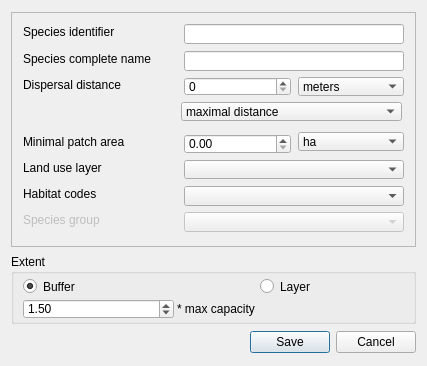
Old version of the form ui/species_dialog.ui in the repository MathieuChailloux/MitiConnect.
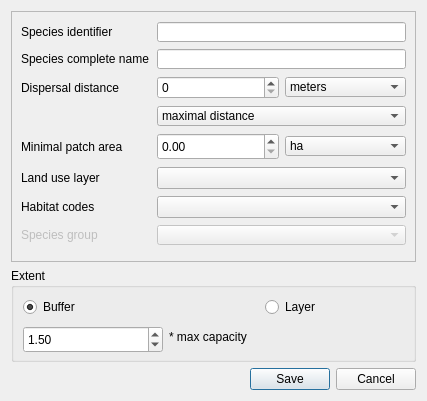
New version of the form. Custom widgets are drawn as their Qt base class.

The edit to the form file:
```diff
--- a/ui/species_dialog.ui
+++ b/ui/species_dialog.ui
@@ -7,7 +7,7 @@
     <x>0</x>
     <y>0</y>
     <width>427</width>
-    <height>366</height>
+    <height>401</height>
    </rect>
   </property>
   <property name="sizePolicy">
@@ -34,6 +34,12 @@
   <layout class="QGridLayout" name="gridLayout">
    <item row="0" column="0">
     <widget class="QFrame" name="frame">
+     <property name="sizePolicy">
+      <sizepolicy hsizetype="Preferred" vsizetype="MinimumExpanding">
+       <horstretch>0</horstretch>
+       <verstretch>0</verstretch>
+      </sizepolicy>
+     </property>
      <property name="minimumSize">
       <size>
        <width>0</width>
@@ -43,7 +49,7 @@
      <property name="maximumSize">
       <size>
        <width>16777215</width>
-       <height>235</height>
+       <height>16777215</height>
       </size>
      </property>
      <property name="frameShape">
@@ -52,15 +58,59 @@
      <property name="frameShadow">
       <enum>QFrame::Raised</enum>
      </property>
+     <layout class="QGridLayout" name="gridLayout_3">
+      <item row="4" column="2">
+       <widget class="QComboBox" name="speciesPatchUnit">
+        <property name="minimumSize">
+         <size>
+          <width>0</width>
+          <height>20</height>
+         </size>
+        </property>
+        <property name="maximumSize">
+         <size>
+          <width>16777215</width>
+          <height>20</height>
+         </size>
+        </property>
+        <item>
+         <property name="text">
+          <string>ha</string>
+         </property>
+        </item>
+       </widget>
+      </item>
+      <item row="4" column="1">
+       <widget class="QgsDoubleSpinBox" name="speciesMinPatch">
+        <property name="minimumSize">
+         <size>
+          <width>87</width>
+          <height>27</height>
+         </size>
+        </property>
+        <property name="maximumSize">
+         <size>
+          <width>16777215</width>
+          <height>16777215</height>
+         </size>
+        </property>
+        <property name="maximum">
+         <double>999999.000000000000000</double>
+        </property>
+       </widget>
+      </item>
+      <item row="5" column="1" colspan="2">
+       <widget class="QComboBox" name="speciesLanduse">
+        <property name="minimumSize">
+         <size>
+          <width>0</width>
+          <height>20</height>
+         </size>
+        </property>
+       </widget>
+      </item>
+      <item row="0" column="0">
      <widget class="QLabel" name="label">
-      <property name="geometry">
-       <rect>
-        <x>12</x>
-        <y>12</y>
-        <width>98</width>
-        <height>16</height>
-       </rect>
-      </property>
       <property name="minimumSize">
        <size>
         <width>90</width>
@@ -71,15 +121,22 @@
        <string>Species identifier</string>
       </property>
      </widget>
-     <widget class="QLineEdit" name="speciesID">
-      <property name="geometry">
-       <rect>
-        <x>173</x>
-        <y>12</y>
-        <width>220</width>
-        <height>20</height>
-       </rect>
-      </property>
+      </item>
+      <item row="6" column="0">
+       <widget class="QLabel" name="label_8">
+        <property name="minimumSize">
+         <size>
+          <width>80</width>
+          <height>0</height>
+         </size>
+        </property>
+        <property name="text">
+         <string>Habitat codes</string>
+        </property>
+       </widget>
+      </item>
+      <item row="3" column="1" colspan="2">
+       <widget class="QComboBox" name="speciesDispDistMode">
       <property name="minimumSize">
        <size>
         <width>0</width>
@@ -92,57 +149,33 @@
         <height>20</height>
        </size>
       </property>
-     </widget>
-     <widget class="QLabel" name="label_2">
-      <property name="geometry">
-       <rect>
-        <x>12</x>
-        <y>39</y>
-        <width>136</width>
-        <height>16</height>
-       </rect>
-      </property>
-      <property name="minimumSize">
-       <size>
-        <width>120</width>
-        <height>0</height>
-       </size>
-      </property>
+        <item>
+         <property name="text">
+          <string>maximal distance</string>
+         </property>
+        </item>
+        <item>
       <property name="text">
-       <string>Species complete name</string>
-      </property>
-     </widget>
-     <widget class="QLineEdit" name="speciesFullName">
-      <property name="geometry">
-       <rect>
-        <x>173</x>
-        <y>39</y>
-        <width>220</width>
-        <height>20</height>
-       </rect>
-      </property>
+          <string>mean distance</string>
+         </property>
+        </item>
+       </widget>
+      </item>
+      <item row="5" column="0">
+       <widget class="QLabel" name="label_5">
       <property name="minimumSize">
        <size>
-        <width>0</width>
-        <height>20</height>
-       </size>
-      </property>
-      <property name="maximumSize">
-       <size>
-        <width>16777215</width>
-        <height>20</height>
-       </size>
-      </property>
-     </widget>
+          <width>80</width>
+          <height>0</height>
+         </size>
+        </property>
+        <property name="text">
+         <string>Land use layer</string>
+        </property>
+       </widget>
+      </item>
+      <item row="2" column="0">
      <widget class="QLabel" name="label_3">
-      <property name="geometry">
-       <rect>
-        <x>12</x>
-        <y>65</y>
-        <width>154</width>
-        <height>16</height>
-       </rect>
-      </property>
       <property name="minimumSize">
        <size>
         <width>130</width>
@@ -153,27 +186,14 @@
        <string>Dispersal distance</string>
       </property>
      </widget>
-     <widget class="QSpinBox" name="speciesMaxDisp">
-      <property name="geometry">
-       <rect>
-        <x>173</x>
-        <y>65</y>
-        <width>107</width>
-        <height>19</height>
-       </rect>
-      </property>
-      <property name="maximum">
-       <number>999999</number>
-      </property>
-     </widget>
+      </item>
+      <item row="2" column="2">
      <widget class="QComboBox" name="speciesDispUnit">
-      <property name="geometry">
-       <rect>
-        <x>287</x>
-        <y>65</y>
-        <width>106</width>
-        <height>19</height>
-       </rect>
+        <property name="minimumSize">
+         <size>
+          <width>0</width>
+          <height>20</height>
+         </size>
       </property>
       <property name="maximumSize">
        <size>
@@ -192,15 +212,51 @@
        </property>
       </item>
      </widget>
+      </item>
+      <item row="7" column="0">
+       <widget class="QLabel" name="label_6">
+        <property name="enabled">
+         <bool>false</bool>
+        </property>
+        <property name="minimumSize">
+         <size>
+          <width>70</width>
+          <height>0</height>
+         </size>
+        </property>
+        <property name="text">
+         <string>Species group</string>
+        </property>
+       </widget>
+      </item>
+      <item row="1" column="0">
+       <widget class="QLabel" name="label_2">
+        <property name="minimumSize">
+         <size>
+          <width>120</width>
+          <height>0</height>
+         </size>
+        </property>
+        <property name="text">
+         <string>Species complete name</string>
+        </property>
+       </widget>
+      </item>
+      <item row="2" column="1">
+       <widget class="QSpinBox" name="speciesMaxDisp">
+        <property name="minimumSize">
+         <size>
+          <width>0</width>
+          <height>20</height>
+         </size>
+        </property>
+        <property name="maximum">
+         <number>999999</number>
+        </property>
+       </widget>
+      </item>
+      <item row="4" column="0">
      <widget class="QLabel" name="label_4">
-      <property name="geometry">
-       <rect>
-        <x>12</x>
-        <y>122</y>
-        <width>109</width>
-        <height>16</height>
-       </rect>
-      </property>
       <property name="minimumSize">
        <size>
         <width>90</width>
@@ -211,103 +267,25 @@
        <string>Minimal patch area</string>
       </property>
      </widget>
-     <widget class="QgsDoubleSpinBox" name="speciesMinPatch">
-      <property name="geometry">
-       <rect>
-        <x>173</x>
-        <y>122</y>
-        <width>107</width>
-        <height>22</height>
-       </rect>
-      </property>
-      <property name="maximumSize">
+      </item>
+      <item row="0" column="1" colspan="2">
+       <widget class="QLineEdit" name="speciesID">
+        <property name="minimumSize">
        <size>
-        <width>16777215</width>
+          <width>0</width>
         <height>20</height>
        </size>
       </property>
-      <property name="maximum">
-       <double>999999.000000000000000</double>
-      </property>
-     </widget>
-     <widget class="QComboBox" name="speciesPatchUnit">
-      <property name="geometry">
-       <rect>
-        <x>287</x>
-        <y>120</y>
-        <width>106</width>
-        <height>19</height>
-       </rect>
-      </property>
       <property name="maximumSize">
        <size>
         <width>16777215</width>
         <height>20</height>
        </size>
       </property>
-      <item>
-       <property name="text">
-        <string>ha</string>
-       </property>
-      </item>
-     </widget>
-     <widget class="QLabel" name="label_5">
-      <property name="geometry">
-       <rect>
-        <x>12</x>
-        <y>148</y>
-        <width>83</width>
-        <height>16</height>
-       </rect>
-      </property>
-      <property name="minimumSize">
-       <size>
-        <width>80</width>
-        <height>0</height>
-       </size>
-      </property>
-      <property name="text">
-       <string>Land use layer</string>
-      </property>
-     </widget>
-     <widget class="QComboBox" name="speciesLanduse">
-      <property name="geometry">
-       <rect>
-        <x>173</x>
-        <y>148</y>
-        <width>220</width>
-        <height>19</height>
-       </rect>
-      </property>
-     </widget>
-     <widget class="QLabel" name="label_8">
-      <property name="geometry">
-       <rect>
-        <x>12</x>
-        <y>174</y>
-        <width>80</width>
-        <height>16</height>
-       </rect>
-      </property>
-      <property name="minimumSize">
-       <size>
-        <width>80</width>
-        <height>0</height>
-       </size>
-      </property>
-      <property name="text">
-       <string>Habitat codes</string>
-      </property>
-     </widget>
+       </widget>
+      </item>
+      <item row="6" column="1" colspan="2">
      <widget class="QgsCheckableComboBox" name="habitatCodes">
-      <property name="geometry">
-       <rect>
-        <x>173</x>
-        <y>174</y>
-        <width>220</width>
-        <height>20</height>
-       </rect>
-      </property>
       <property name="sizePolicy">
        <sizepolicy hsizetype="Preferred" vsizetype="Fixed">
         <horstretch>0</horstretch>
@@ -321,40 +299,12 @@
        </size>
       </property>
      </widget>
-     <widget class="QLabel" name="label_6">
-      <property name="enabled">
-       <bool>false</bool>
-      </property>
-      <property name="geometry">
-       <rect>
-        <x>12</x>
-        <y>200</y>
-        <width>81</width>
-        <height>16</height>
-       </rect>
-      </property>
-      <property name="minimumSize">
-       <size>
-        <width>70</width>
-        <height>0</height>
-       </size>
-      </property>
-      <property name="text">
-       <string>Species group</string>
-      </property>
-     </widget>
+      </item>
+      <item row="7" column="1" colspan="2">
      <widget class="QComboBox" name="speciesGroup">
       <property name="enabled">
        <bool>false</bool>
       </property>
-      <property name="geometry">
-       <rect>
-        <x>173</x>
-        <y>200</y>
-        <width>220</width>
-        <height>20</height>
-       </rect>
-      </property>
       <property name="minimumSize">
        <size>
         <width>0</width>
@@ -368,14 +318,14 @@
        </size>
       </property>
      </widget>
-     <widget class="QComboBox" name="speciesDispDistMode">
-      <property name="geometry">
-       <rect>
-        <x>170</x>
-        <y>90</y>
-        <width>221</width>
-        <height>19</height>
-       </rect>
+      </item>
+      <item row="1" column="1" colspan="2">
+       <widget class="QLineEdit" name="speciesFullName">
+        <property name="minimumSize">
+         <size>
+          <width>0</width>
+          <height>20</height>
+         </size>
       </property>
       <property name="maximumSize">
        <size>
@@ -383,17 +333,9 @@
         <height>20</height>
        </size>
       </property>
-      <item>
-       <property name="text">
-        <string>maximal distance</string>
-       </property>
-      </item>
-      <item>
-       <property name="text">
-        <string>mean distance</string>
-       </property>
-      </item>
-     </widget>
+       </widget>
+      </item>
+     </layout>
     </widget>
    </item>
    <item row="1" column="0">
@@ -401,31 +343,19 @@
      <property name="minimumSize">
       <size>
        <width>0</width>
-       <height>70</height>
+       <height>80</height>
       </size>
      </property>
      <property name="maximumSize">
       <size>
        <width>16777215</width>
-       <height>70</height>
+       <height>16777215</height>
       </size>
      </property>
      <property name="title">
       <string>Extent</string>
      </property>
      <layout class="QGridLayout" name="gridLayout_2">
-      <property name="topMargin">
-       <number>3</number>
-      </property>
-      <property name="rightMargin">
-       <number>3</number>
-      </property>
-      <property name="bottomMargin">
-       <number>3</number>
-      </property>
-      <property name="spacing">
-       <number>3</number>
-      </property>
       <item row="0" column="0">
        <widget class="QRadioButton" name="speciesBufferMode">
         <property name="text">
@@ -447,8 +377,8 @@
        <widget class="QgsDoubleSpinBox" name="speciesExtentBuffer">
         <property name="minimumSize">
          <size>
-          <width>80</width>
-          <height>20</height>
+          <width>100</width>
+          <height>27</height>
          </size>
         </property>
         <property name="maximumSize">
@@ -466,13 +396,13 @@
        <widget class="QLabel" name="label_7">
         <property name="minimumSize">
          <size>
-          <width>80</width>
+          <width>90</width>
           <height>0</height>
          </size>
         </property>
         <property name="maximumSize">
          <size>
-          <width>80</width>
+          <width>90</width>
           <height>16777215</height>
          </size>
         </property>
```
Lines whose indentation alone changed are shown as unchanged.
